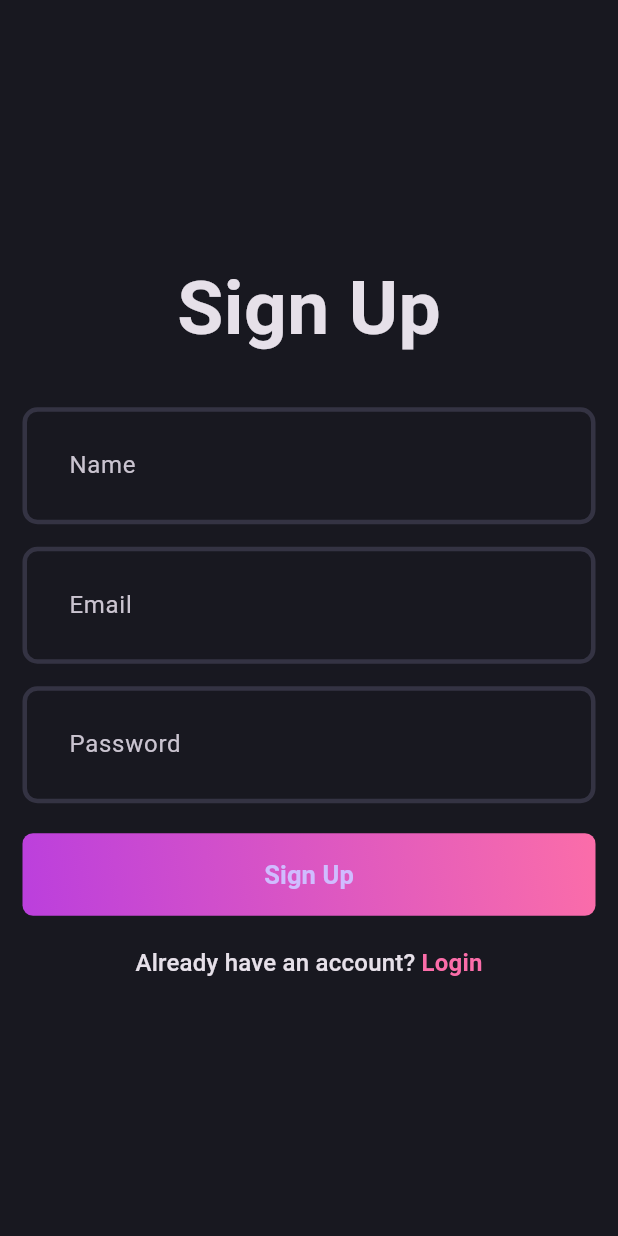
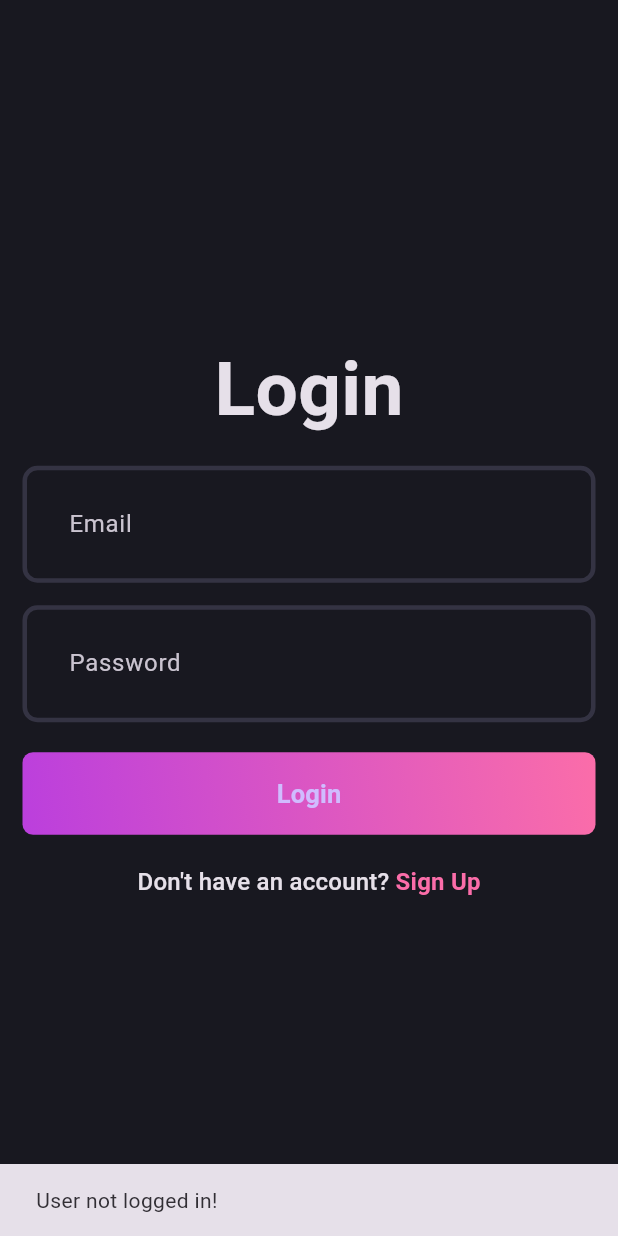
Before and after one commit to Muntasir89/Clean_Architecture_Blog_App, a Flutter app: the first screen one second after launch, on a phone screen of 412 x 824 dp. Run offline on Flutter 3.47's test engine with Material 3 defaults, Android fonts, the phone set to English and light mode, and no system bars; our stand-ins replace bloc, dotted_border, flutter_bloc, fpdart, get_it, image_picker and 2 more; accounts and stored records are empty.

Commit message:
Auth feature complete

```diff
--- /dev/null
+++ b/lib/core/common/cubit/app_user/app_user_cubit.dart
@@ -0,0 +1,17 @@
+import 'package:bloc/bloc.dart';
+import 'package:blog_app_clean_architecture/core/common/entities/user.dart';
+import 'package:flutter/material.dart';
+
+part 'app_user_state.dart';
+
+class AppUserCubit extends Cubit<AppUserState> {
+  AppUserCubit() : super(AppUserInitial());
+
+  void updateUser(User? user) {
+    if (user == null) {
+      emit(AppUserInitial());
+    } else {
+      emit(AppUserLoggedIn(user));
+    }
+  }
+}
--- /dev/null
+++ b/lib/core/common/cubit/app_user/app_user_state.dart
@@ -0,0 +1,11 @@
+part of 'app_user_cubit.dart';
+
+@immutable
+sealed class AppUserState {}
+
+final class AppUserInitial extends AppUserState {}
+
+final class AppUserLoggedIn extends AppUserState {
+  final User user;
+  AppUserLoggedIn(this.user);
+}
--- a/lib/core/usecase/usecase.dart
+++ b/lib/core/usecase/usecase.dart
@@ -4,3 +4,5 @@ import 'package:fpdart/fpdart.dart';
 abstract interface class UseCase<SuccessType, Params> {
   Future<Either<Failure, SuccessType>> call(Params params);
 }
+
+class NoParams {}
--- a/lib/feature/auth/data/repositories/auth_repositories_impl.dart
+++ b/lib/feature/auth/data/repositories/auth_repositories_impl.dart
@@ -2,7 +2,7 @@
 
 import 'package:blog_app_clean_architecture/core/error/exceptions.dart';
 import 'package:blog_app_clean_architecture/feature/auth/data/models/user_model.dart';
-import 'package:blog_app_clean_architecture/feature/auth/domain/entities/user.dart';
+import 'package:blog_app_clean_architecture/core/common/entities/user.dart';
 import 'package:fpdart/src/either.dart';
 
 import 'package:blog_app_clean_architecture/core/error/failures.dart';
@@ -47,4 +47,17 @@ class AuthRepositoryImpl implements AuthRepository {
       return left(Failure(error.message));
     }
   }
+
+  @override
+  Future<Either<Failure, User>> currentUser() async {
+    try {
+      final user = await remoteDataSource.getCurrentUserData();
+      if (user == null) {
+        return left(Failure('User not logged in!'));
+      }
+      return right(user);
+    } on ServerException catch (error) {
+      return left(Failure(error.message));
+    }
+  }
 }
--- a/lib/feature/auth/domain/repository/auth_repository.dart
+++ b/lib/feature/auth/domain/repository/auth_repository.dart
@@ -1,5 +1,5 @@
 import 'package:blog_app_clean_architecture/core/error/failures.dart';
-import 'package:blog_app_clean_architecture/feature/auth/domain/entities/user.dart';
+import 'package:blog_app_clean_architecture/core/common/entities/user.dart';
 import 'package:fpdart/fpdart.dart';
 
 abstract interface class AuthRepository {
@@ -12,4 +12,6 @@ abstract interface class AuthRepository {
     required String email,
     required String password,
   });
+
+  Future<Either<Failure, User>> currentUser();
 }
--- /dev/null
+++ b/lib/feature/auth/domain/usecases/current_user.dart
@@ -0,0 +1,14 @@
+import 'package:blog_app_clean_architecture/core/error/failures.dart';
+import 'package:blog_app_clean_architecture/core/usecase/usecase.dart';
+import 'package:blog_app_clean_architecture/core/common/entities/user.dart';
+import 'package:blog_app_clean_architecture/feature/auth/domain/repository/auth_repository.dart';
+import 'package:fpdart/src/either.dart';
+
+class CurrentUser implements UseCase<User, NoParams> {
+  final AuthRepository authRepository;
+  CurrentUser(this.authRepository);
+  @override
+  Future<Either<Failure, User>> call(NoParams params) async {
+    return await authRepository.currentUser();
+  }
+}
--- a/lib/feature/auth/domain/usecases/user_login.dart
+++ b/lib/feature/auth/domain/usecases/user_login.dart
@@ -1,6 +1,6 @@
 import 'package:blog_app_clean_architecture/core/error/failures.dart';
 import 'package:blog_app_clean_architecture/core/usecase/usecase.dart';
-import 'package:blog_app_clean_architecture/feature/auth/domain/entities/user.dart';
+import 'package:blog_app_clean_architecture/core/common/entities/user.dart';
 import 'package:blog_app_clean_architecture/feature/auth/domain/repository/auth_repository.dart';
 import 'package:fpdart/fpdart.dart';
 
--- a/lib/feature/auth/domain/usecases/user_sign_up.dart
+++ b/lib/feature/auth/domain/usecases/user_sign_up.dart
@@ -1,6 +1,6 @@
 // ignore_for_file: public_member_api_docs, sort_constructors_first
 
-import 'package:blog_app_clean_architecture/feature/auth/domain/entities/user.dart';
+import 'package:blog_app_clean_architecture/core/common/entities/user.dart';
 import 'package:blog_app_clean_architecture/feature/auth/domain/repository/auth_repository.dart';
 import 'package:fpdart/src/either.dart';
 
--- a/lib/feature/auth/presentation/bloc/auth_bloc.dart
+++ b/lib/feature/auth/presentation/bloc/auth_bloc.dart
@@ -1,5 +1,8 @@
 import 'package:bloc/bloc.dart';
-import 'package:blog_app_clean_architecture/feature/auth/domain/entities/user.dart';
+import 'package:blog_app_clean_architecture/core/common/cubit/app_user/app_user_cubit.dart';
+import 'package:blog_app_clean_architecture/core/usecase/usecase.dart';
+import 'package:blog_app_clean_architecture/core/common/entities/user.dart';
+import 'package:blog_app_clean_architecture/feature/auth/domain/usecases/current_user.dart';
 import 'package:blog_app_clean_architecture/feature/auth/domain/usecases/user_login.dart';
 import 'package:blog_app_clean_architecture/feature/auth/domain/usecases/user_sign_up.dart';
 import 'package:meta/meta.dart';
@@ -10,16 +13,42 @@ part 'auth_state.dart';
 class AuthBloc extends Bloc<AuthEvent, AuthState> {
   final UserSignUp _userSignUp;
   final UserLogin _userLogin;
-  AuthBloc({required UserSignUp userSignUp, required UserLogin userLogin})
-      : _userSignUp = userSignUp,
+  final CurrentUser _currentUser;
+  final AppUserCubit _appUserCubit;
+  AuthBloc({
+    required UserSignUp userSignUp,
+    required UserLogin userLogin,
+    required CurrentUser currentUser,
+    required AppUserCubit appUserCubit,
+  })  : _userSignUp = userSignUp,
         _userLogin = userLogin,
+        _currentUser = currentUser,
+        _appUserCubit = appUserCubit,
         super(AuthInitial()) {
+    on<AuthEvent>((_, emit) => emit(AuthLoading()));
     on<AuthSignUp>(_onAuthSignUp);
     on<AuthLogin>(_onAuthLogin);
+    on<AuthIsUserLoggedIn>(_isUserLoggedIn);
   }
 
-  void _onAuthSignUp(AuthSignUp event, Emitter<AuthState> emit) async {
-    emit(AuthLoading());
+  void _isUserLoggedIn(
+    AuthIsUserLoggedIn event,
+    Emitter<AuthState> emit,
+  ) async {
+    final res = await _currentUser(NoParams());
+    res.fold(
+      (l) => emit(AuthFailure(l.message)),
+      (r) {
+        print(r.email);
+        _emitAuthSuccess(r, emit);
+      },
+    );
+  }
+
+  void _onAuthSignUp(
+    AuthSignUp event,
+    Emitter<AuthState> emit,
+  ) async {
     final res = await _userSignUp(UserSignUpParams(
       email: event.email,
       password: event.password,
@@ -28,13 +57,14 @@ class AuthBloc extends Bloc<AuthEvent, AuthState> {
 
     res.fold(
       (failure) => emit(AuthFailure(failure.message)),
-      (user) => emit(AuthSuccess(user)),
+      (user) => _emitAuthSuccess(user, emit),
     );
   }
 
-  void _onAuthLogin(AuthLogin event, Emitter<AuthState> emit) async {
-    emit(AuthLoading());
-
+  void _onAuthLogin(
+    AuthLogin event,
+    Emitter<AuthState> emit,
+  ) async {
     final res = await _userLogin(UserLoginParams(
       email: event.email,
       password: event.password,
@@ -42,7 +72,15 @@ class AuthBloc extends Bloc<AuthEvent, AuthState> {
 
     res.fold(
       (l) => emit(AuthFailure(l.message)),
-      (r) => emit(AuthSuccess(r)),
+      (r) => _emitAuthSuccess(r, emit),
     );
   }
+
+  void _emitAuthSuccess(
+    User user,
+    Emitter<AuthState> emit,
+  ) {
+    _appUserCubit.updateUser(user);
+    emit(AuthSuccess(user));
+  }
 }
--- a/lib/feature/auth/presentation/bloc/auth_event.dart
+++ b/lib/feature/auth/presentation/bloc/auth_event.dart
@@ -20,3 +20,5 @@ final class AuthLogin extends AuthEvent {
     required this.password,
   });
 }
+
+final class AuthIsUserLoggedIn extends AuthEvent {}
--- a/lib/main.dart
+++ b/lib/main.dart
@@ -1,6 +1,8 @@
+import 'package:blog_app_clean_architecture/core/common/cubit/app_user/app_user_cubit.dart';
 import 'package:blog_app_clean_architecture/core/theme/theme.dart';
 import 'package:blog_app_clean_architecture/feature/auth/presentation/bloc/auth_bloc.dart';
-import 'package:blog_app_clean_architecture/feature/auth/presentation/pages/signup_page.dart';
+import 'package:blog_app_clean_architecture/feature/auth/presentation/pages/login_page.dart';
+import 'package:blog_app_clean_architecture/feature/blog/presentation/pages/blog_page.dart';
 import 'package:blog_app_clean_architecture/init_dependencies.dart';
 import 'package:flutter/material.dart';
 import 'package:flutter_bloc/flutter_bloc.dart';
@@ -9,22 +11,49 @@ void main() async {
   WidgetsFlutterBinding.ensureInitialized();
   await init_dependencies();
   runApp(MultiBlocProvider(
-    providers: [BlocProvider(create: (_) => serviceLocator<AuthBloc>())],
+    providers: [
+      BlocProvider(
+        create: (_) => serviceLocator<AppUserCubit>(),
+      ),
+      BlocProvider(
+        create: (_) => serviceLocator<AuthBloc>(),
+      ),
+    ],
     child: const MyApp(),
   ));
 }
 
-class MyApp extends StatelessWidget {
+class MyApp extends StatefulWidget {
   const MyApp({super.key});
 
-  // This widget is the root of your application.
+  @override
+  State<MyApp> createState() => _MyAppState();
+}
+
+class _MyAppState extends State<MyApp> {
+  @override
+  void initState() {
+    super.initState();
+    context.read<AuthBloc>().add(AuthIsUserLoggedIn());
+  }
+
   @override
   Widget build(BuildContext context) {
     return MaterialApp(
       debugShowCheckedModeBanner: false,
       title: 'Blog App',
       theme: AppTheme.darkThemeMode,
-      home: const SignUpPage(),
+      home: BlocSelector<AppUserCubit, AppUserState, bool>(
+        selector: (state) {
+          return state is AppUserLoggedIn;
+        },
+        builder: (context, isLoggedIn) {
+          if (isLoggedIn) {
+            return const BlogPage();
+          }
+          return const LoginPage();
+        },
+      ),
     );
   }
 }
--- a/pubspec.yaml
+++ b/pubspec.yaml
@@ -40,6 +40,8 @@ dependencies:
   bloc: ^8.1.3
   flutter_bloc: ^8.1.4
   get_it: ^7.6.7
+  dotted_border: ^2.1.0
+  image_picker: ^1.0.7
 
 dev_dependencies:
   flutter_test:
```
Also changed, not shown: lib/core/utils/pick_image.dart (added, +17 -0 lines), lib/feature/auth/data/datasources/auth_remote_data_source.dart (+24 -0 lines), lib/feature/auth/data/models/user_model.dart (+13 -1 lines), lib/feature/blog/presentation/pages/add_new_blog_page.dart (added, +124 -0 lines), lib/feature/blog/presentation/pages/blog_page.dart (added, +25 -0 lines), lib/feature/blog/presentation/widgets/blog_editor.dart (added, +17 -0 lines), lib/init_dependencies.dart (+25 -13 lines), lib/core/common/entities/user.dart (renamed from lib/feature/auth/domain/entities/user.dart), pubspec.lock, 6 other files.
